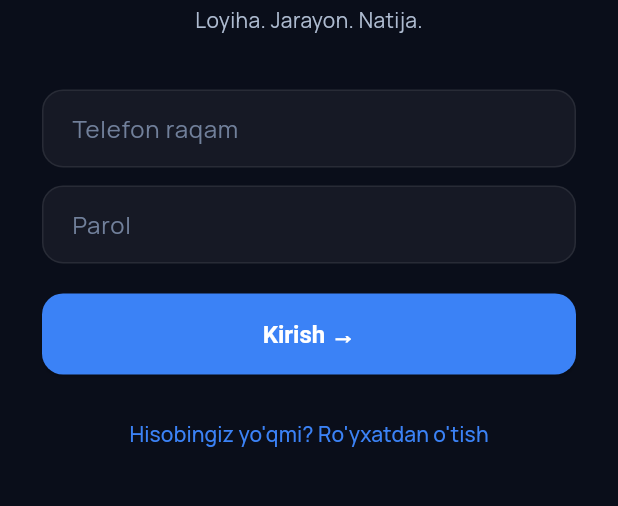
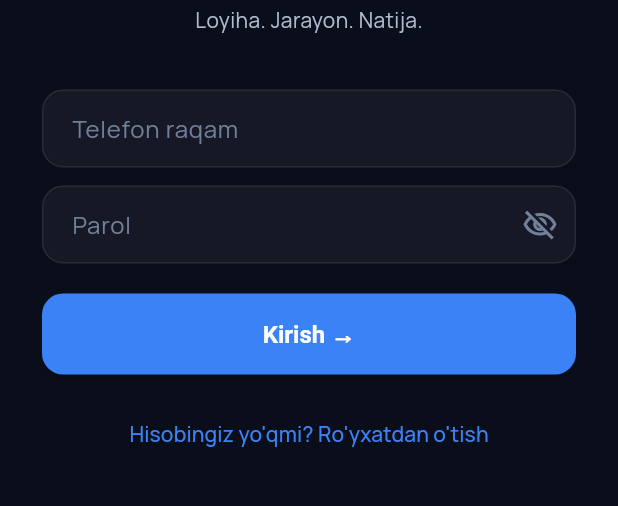
Before and after one commit to Bekzod131313/Prorab, a Flutter app: the screen it shows after launch, on a phone screen of 412 x 824 dp, the part 467-973 px from its top. Run offline on Flutter 3.47's test engine with Material 3 defaults, Android fonts, the phone set to English and light mode, and no system bars; our stand-ins replace google_fonts, share_plus, shared_preferences, supabase_flutter; accounts and stored records are empty.

Commit message:
Add password visibility toggle on auth screen

```diff
--- a/flutter_app/lib/screens/auth_screen.dart
+++ b/flutter_app/lib/screens/auth_screen.dart
@@ -15,6 +15,7 @@ class AuthScreen extends StatefulWidget {
 class _AuthScreenState extends State<AuthScreen> {
   bool _isLogin = true;
   bool _loading = false;
+  bool _obscurePass = true;
   String? _error;
 
   final _phoneCtrl = TextEditingController();
@@ -119,8 +120,17 @@ class _AuthScreenState extends State<AuthScreen> {
                 const SizedBox(height: 12),
                 TextField(
                   controller: _passCtrl,
-                  obscureText: true,
-                  decoration: const InputDecoration(hintText: 'Parol'),
+                  obscureText: _obscurePass,
+                  decoration: InputDecoration(
+                    hintText: 'Parol',
+                    suffixIcon: IconButton(
+                      icon: Icon(
+                        _obscurePass ? Icons.visibility_off_outlined : Icons.visibility_outlined,
+                        color: AppColors.muted,
+                      ),
+                      onPressed: () => setState(() => _obscurePass = !_obscurePass),
+                    ),
+                  ),
                 ),
                 if (_error != null) ...[
                   const SizedBox(height: 12),
```
